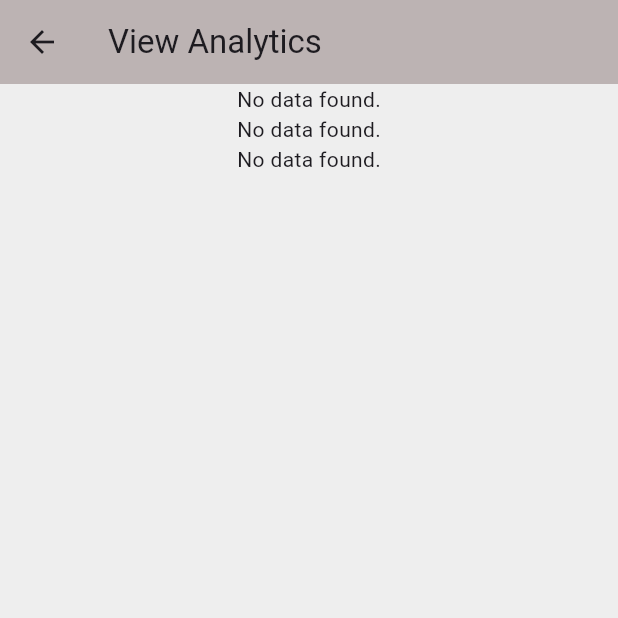
After one commit to Caldwell10/Fare_payment_system, a Flutter app: the AdminHomePage screen opened directly, after a tap on "View Analytics", on a phone screen of 412 x 824 dp, the top half of it. The commit adds this screen. Run offline on Flutter 3.47's test engine with Material 3 defaults, Android fonts, the phone set to English and light mode, and no system bars; our stand-ins replace cloud_firestore, firebase_auth, firebase_core, fl_chart, flutter_map, geocoding and 1 more; accounts and stored records are empty.

Commit message:
Admin view

```diff
--- /dev/null
+++ b/lib/admin_view/admin_home_page.dart
@@ -0,0 +1,80 @@
+import 'package:flutter/material.dart';
+import 'package:fare_payment_system/admin_view/create_route_page.dart';
+import 'package:fare_payment_system/admin_view/view_analytics_page.dart';
+import 'package:fare_payment_system/admin_view/view_ticket_page.dart';
+import 'package:fare_payment_system/admin_view/create_matatu_page.dart';
+
+class AdminHomePage extends StatefulWidget {
+  const AdminHomePage({super.key});
+
+  @override
+  State<AdminHomePage> createState() => _AdminHomePageState();
+}
+
+class _AdminHomePageState extends State<AdminHomePage> {
+  @override
+  Widget build(BuildContext context) {
+    return Scaffold(
+      appBar: AppBar(
+        title: Text('Admin Home'),
+         foregroundColor: Colors.white,
+        backgroundColor: Color.fromARGB(255, 108, 105, 105),
+
+      ),
+      body: GridView.count(
+        crossAxisCount: 2,
+        padding: const EdgeInsets.all(16.0),
+        children: [
+          buildGridItem(context, 'View Analytics', Icons.analytics, ViewAnalyticsPage()),
+          buildGridItem(context, 'View Tickets', Icons.support_agent, ViewTicketPage()),
+          buildGridItem(context, 'Create Route', Icons.route, CreateRoutePage()),
+          buildGridItem(context, 'Create Matatu', Icons.bus_alert_outlined, CreateMatatuPage()),
+        ],
+      ),
+      backgroundColor: const Color.fromARGB(255, 236, 239, 241), // Background color to contrast with the cards
+    );
+  }
+
+  Widget buildGridItem(BuildContext context, String title, IconData icon, Widget destinationPage) {
+    return GestureDetector(
+      onTap: () {
+        Navigator.push(
+          context,
+          MaterialPageRoute(builder: (context) => destinationPage),
+        );
+      },
+      child: Card(
+        elevation: 5.0,
+        margin: EdgeInsets.all(10.0),
+        shape: RoundedRectangleBorder(
+          borderRadius: BorderRadius.circular(15.0),
+        ),
+        child: Container(
+          padding: EdgeInsets.all(20.0),
+          decoration: BoxDecoration(
+            gradient: LinearGradient(
+              colors: [Color.fromARGB(255, 108, 105, 105), Color.fromARGB(255, 108, 105, 105)],
+              begin: Alignment.topLeft,
+              end: Alignment.bottomRight,
+            ),
+            borderRadius: BorderRadius.circular(15.0),
+          ),
+          child: Center(
+            child: Column(
+              mainAxisSize: MainAxisSize.min,
+              children: [
+                Icon(icon, size: 50.0, color: Colors.white),
+                SizedBox(height: 10.0),
+                Text(
+                  title,
+                  style: TextStyle(fontSize: 16.0, fontWeight: FontWeight.bold, color: Colors.white),
+                  textAlign: TextAlign.center,
+                ),
+              ],
+            ),
+          ),
+        ),
+      ),
+    );
+  }
+}
--- a/lib/admin_view/create_route_page.dart
+++ b/lib/admin_view/create_route_page.dart
@@ -34,6 +34,8 @@ class _CreateRoutesPageState extends State<CreateRoutePage> {
     return Scaffold(
       appBar: AppBar(
         title: const Text('Routing', style: TextStyle(fontSize: 20, fontWeight: FontWeight.bold)),
+         backgroundColor: const Color.fromARGB(255, 108, 105, 105),
+        foregroundColor: Colors.white,
       ),
       body: SafeArea(
         child: Padding(
--- /dev/null
+++ b/lib/admin_view/view_analytics_page.dart
@@ -0,0 +1,128 @@
+import 'package:flutter/material.dart';
+import 'package:cloud_firestore/cloud_firestore.dart';
+import 'package:fl_chart/fl_chart.dart';
+
+class ViewAnalyticsPage extends StatefulWidget {
+  const ViewAnalyticsPage({super.key});
+
+  @override
+  _ViewAnalyticsPageState createState() => _ViewAnalyticsPageState();
+}
+
+class _ViewAnalyticsPageState extends State<ViewAnalyticsPage> {
+  final List<String> collections = [
+    'users',
+    'transactions',
+    'support_tickets',
+
+  ];
+
+  @override
+  Widget build(BuildContext context) {
+    return Scaffold(
+      appBar: AppBar(
+        title: const Text('View Analytics'),
+        backgroundColor: const Color.fromARGB(255, 188, 179, 179),
+      ),
+      body: ListView.builder(
+        itemCount: collections.length,
+        itemBuilder: (context, index) {
+          return _buildCollectionChart(collections[index]);
+        },
+      ),
+      backgroundColor: Colors.grey[200],
+    );
+  }
+
+  Widget _buildCollectionChart(String collectionName) {
+    return StreamBuilder<QuerySnapshot>(
+      stream: FirebaseFirestore.instance.collection(collectionName).snapshots(),
+      builder: (context, snapshot) {
+        if (snapshot.connectionState == ConnectionState.waiting) {
+          return const Center(child: CircularProgressIndicator());
+        }
+
+        if (!snapshot.hasData || snapshot.data!.docs.isEmpty) {
+          return const Center(child: Text('No data found.'));
+        }
+
+        final data = snapshot.data!.docs;
+        final pieData = _createPieData(data);
+        final lineData = _createLineData(data);
+
+        return Column(
+          children: [
+            Container(
+              padding: const EdgeInsets.all(16.0),
+              child: Text(
+                collectionName,
+                style: const TextStyle(fontSize: 20, fontWeight: FontWeight.bold),
+              ),
+            ),
+            Container(
+              height: 300,
+              padding: const EdgeInsets.all(16.0),
+              child: PieChart(
+                PieChartData(
+                  sections: pieData,
+                  centerSpaceRadius: 50,
+                  sectionsSpace: 4,
+                  borderData: FlBorderData(show: false),
+                ),
+              ),
+            ),
+            Container(
+              height: 300,
+              padding: const EdgeInsets.all(16.0),
+              child: LineChart(
+                LineChartData(
+                  lineBarsData: lineData,
+                  titlesData: FlTitlesData(show: true),
+                  borderData: FlBorderData(show: true),
+                  gridData: FlGridData(show: true),
+                  lineTouchData: LineTouchData(enabled: true),
+                ),
+              ),
+            ),
+          ],
+        );
+      },
+    );
+  }
+
+  List<PieChartSectionData> _createPieData(List<QueryDocumentSnapshot> data) {
+    return List.generate(data.length, (index) {
+      final doc = data[index];
+      final metric = doc['metric'] ?? 'Metric $index';
+      final value = doc['value'] ?? 0;
+      print('Pie data - metric: $metric, value: $value');
+      return PieChartSectionData(
+        value: (value is int ? value.toDouble() : value) ?? 0.0,
+        title: '$metric: $value',
+        color: Colors.primaries[index % Colors.primaries.length],
+        radius: 100,
+      );
+    });
+  }
+
+  List<LineChartBarData> _createLineData(List<QueryDocumentSnapshot> data) {
+    final spots = data.map((doc) {
+      final date = (doc['date'] as Timestamp?)?.toDate() ?? DateTime.now();
+      final value = doc['value'] ?? 0;
+      print('Line data - date: $date, value: $value');
+      return FlSpot(date.millisecondsSinceEpoch.toDouble(), (value is int ? value.toDouble() : value) ?? 0.0);
+    }).toList();
+
+    return [
+      LineChartBarData(
+        spots: spots,
+        isCurved: true,
+        color: const Color.fromARGB(255, 89, 104, 117),
+        barWidth: 4,
+        isStrokeCapRound: true,
+        dotData: FlDotData(show: false),
+        belowBarData: BarAreaData(show: true, color: Colors.blue.withOpacity(0.3)),
+      ),
+    ];
+  }
+}
```
Also changed, not shown: lib/admin_view/create_matatu_page.dart (added, +96 -0 lines), lib/admin_view/view_ticket_page.dart (added, +75 -0 lines).
